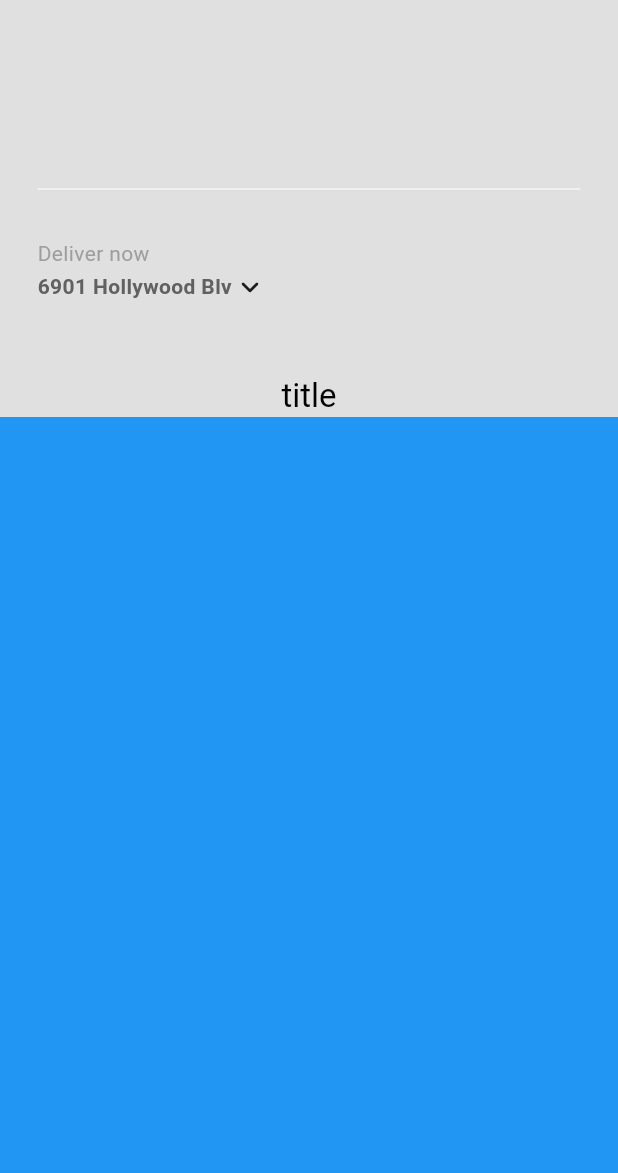
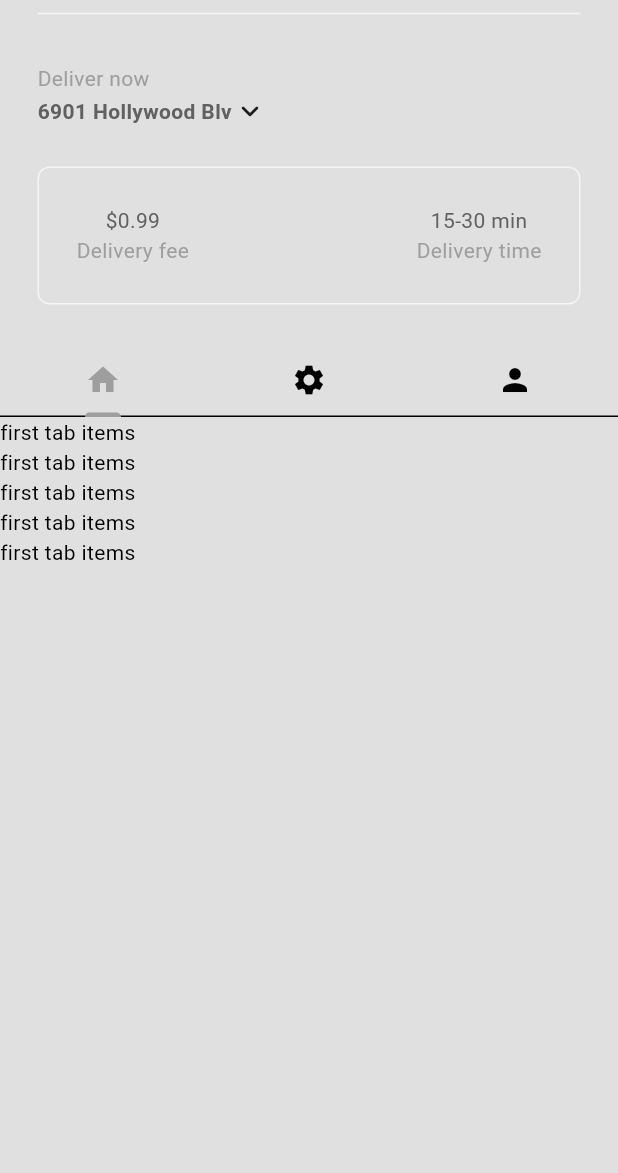
Before and after one commit to kofiwk/choda_villa, a Flutter app: the HomePage screen opened directly, on a phone screen of 412 x 824 dp, the part 63-1236 px from its top. Run offline on Flutter 3.47's test engine with Material 3 defaults, Android fonts, the phone set to English and light mode, and no system bars.

Commit message:
Second Commit

```diff
--- /dev/null
+++ b/lib/components/description_box.dart
@@ -0,0 +1,39 @@
+import 'package:flutter/material.dart';
+
+class MyDescriptionBox extends StatelessWidget {
+  const MyDescriptionBox({super.key});
+
+  @override
+  Widget build(BuildContext context) {
+    var myPrimaryTextStyle =
+        TextStyle(color: Theme.of(context).colorScheme.inversePrimary);
+    var mySecondaryTextStyle =
+        TextStyle(color: Theme.of(context).colorScheme.primary);
+
+    return Container(
+      decoration: BoxDecoration(
+          border: Border.all(color: Theme.of(context).colorScheme.secondary),
+          borderRadius: BorderRadius.circular(8)
+          ),
+      padding: const EdgeInsets.all(25),
+      margin: const EdgeInsets.only(left: 25, right: 25, bottom: 25),
+      child: Row(
+        mainAxisAlignment: MainAxisAlignment.spaceBetween,
+        children: [
+          Column(
+            children: [
+              Text('\$0.99', style: myPrimaryTextStyle),
+              Text('Delivery fee', style: mySecondaryTextStyle),
+            ],
+          ),
+          Column(
+            children: [
+              Text('15-30 min', style: myPrimaryTextStyle),
+              Text('Delivery time', style: mySecondaryTextStyle),
+            ],
+          )
+        ],
+      ),
+    );
+  }
+}
--- /dev/null
+++ b/lib/components/tab_bar.dart
@@ -0,0 +1,32 @@
+import 'package:flutter/material.dart';
+
+class MyTabBar extends StatelessWidget {
+  final TabController tabController;
+
+  const MyTabBar({
+    super.key,
+    required this.tabController
+  });
+
+  @override
+  Widget build(BuildContext context) {
+    return Container(
+      child: TabBar(
+        controller: tabController,
+        tabs: [
+          Tab(
+            icon: Icon(Icons.home),
+          ),
+
+          Tab(
+            icon: Icon(Icons.settings),
+          ),
+
+          Tab(
+            icon: Icon(Icons.person),
+          )
+        ]
+        ),
+    );
+  }
+}
--- a/lib/pages/home_page.dart
+++ b/lib/pages/home_page.dart
@@ -1,6 +1,8 @@
 import 'package:choda_villa/components/current_location.dart';
+import 'package:choda_villa/components/description_box.dart';
 import 'package:choda_villa/components/drawer.dart';
 import 'package:choda_villa/components/sliver_appbar.dart';
+import 'package:choda_villa/components/tab_bar.dart';
 import 'package:flutter/material.dart';
 
 class HomePage extends StatefulWidget {
@@ -10,7 +12,22 @@ class HomePage extends StatefulWidget {
   State<HomePage> createState() => _HomePageState();
 }
 
-class _HomePageState extends State<HomePage> {
+class _HomePageState extends State<HomePage>
+    with SingleTickerProviderStateMixin {
+  late TabController _tabController;
+
+  @override
+  void initState() {
+    super.initState();
+    _tabController = TabController(length: 3, vsync: this);
+  }
+
+  @override
+  void dispose() {
+    _tabController.dispose();
+    super.dispose();
+  }
+
   @override
   Widget build(BuildContext context) {
     return Scaffold(
@@ -19,6 +36,7 @@ class _HomePageState extends State<HomePage> {
       body: NestedScrollView(
         headerSliverBuilder: (context, innerBoxIsScrolled) => [
           MySliverAppBar(
+            title: MyTabBar(tabController: _tabController),
             child: Column(
               mainAxisAlignment: MainAxisAlignment.end,
               children: [
@@ -29,16 +47,30 @@ class _HomePageState extends State<HomePage> {
                 ),
 
                 // My current location
-                MyCurrentLocation()
+                MyCurrentLocation(),
+
+                MyDescriptionBox(),
               ],
             ),
-            title: Text('title'),
-
           ),
         ],
-        body: Container(
-          color: Colors.blue,
-        ),
+        body: TabBarView(
+          controller: _tabController,
+          children: [
+            ListView.builder(
+              itemCount: 5,
+              itemBuilder: (context, index) => Text('first tab items')
+            ),
+            ListView.builder(
+              itemCount: 5,
+              itemBuilder: (context, index) => Text('second tab items')
+            ),
+            ListView.builder(
+              itemCount: 5,
+              itemBuilder: (context, index) => Text('third tab items')
+            ),
+          ]
+        )
       ),
     );
   }
```
Also changed, not shown: lib/components/current_location.dart (+15 -5 lines), lib/models/food.dart (added, +35 -0 lines), lib/models/restaurant.dart (added, +18 -0 lines).
